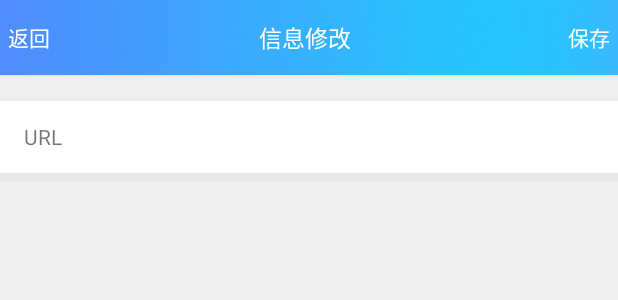
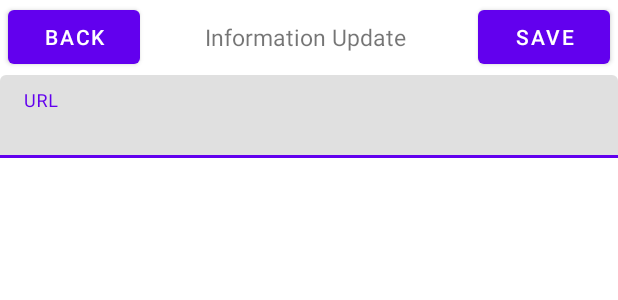
Before and after one commit to sakarie9/Extracelm11, an Android app: the layout activity_set.xml on its own in the app's theme, with its tools: preview values and no code run, on a phone screen of 412 x 824 dp. Shown: the top 300 px of the screen. Run offline under Robolectric (Android 15) with nearby library versions, the phone set to English and light mode, and no system bars.

Commit message:
1.修改 App theme 的 parent 为 DayNight theme 2.整理 Activity set 页

```diff
--- a/app/build.gradle
+++ b/app/build.gradle
@@ -31,5 +31,5 @@ dependencies {
     implementation 'com.google.code.gson:gson:2.8.6'
     implementation 'com.squareup.okhttp3:okhttp:4.2.2'
     implementation 'androidx.recyclerview:recyclerview:1.0.0'
-    implementation 'com.google.android.material:material:1.0.0'
+    implementation 'com.google.android.material:material:1.2.0-alpha01'
 }
--- a/app/src/main/res/layout/activity_set.xml
+++ b/app/src/main/res/layout/activity_set.xml
@@ -1,10 +1,8 @@
 <?xml version="1.0" encoding="utf-8"?>
 <LinearLayout xmlns:android="http://schemas.android.com/apk/res/android"
-    xmlns:app="http://schemas.android.com/apk/res-auto"
     xmlns:tools="http://schemas.android.com/tools"
     android:layout_width="match_parent"
     android:layout_height="match_parent"
-    android:background="@color/colorBackground"
     android:orientation="vertical"
     tools:context="extrace.ui.main.SetActivity">
 
@@ -13,42 +11,32 @@
         android:layout_width="match_parent"
         android:layout_height="50dp"
         android:gravity="center"
-        android:background="@drawable/bg"
         android:orientation="horizontal">
 
-        <TextView
+        <Button
             android:id="@+id/user_edit_tv_back"
             android:layout_width="wrap_content"
             android:layout_height="wrap_content"
-            android:layout_marginLeft="5dp"
-            android:clickable="true"
-            android:text="返回"
-            android:textColor="@color/white" />
+            android:layout_marginStart="5dp"
+            android:text="@string/back" />
 
         <TextView
             android:layout_width="0dp"
             android:layout_height="wrap_content"
             android:layout_weight="1"
             android:gravity="center"
-            android:text="信息修改"
-            android:textColor="@color/white"
+            android:text="@string/information_update"
             android:textSize="15sp" />
 
-
-        <TextView
+        <Button
             android:id="@+id/set_tv_save"
             android:layout_width="wrap_content"
             android:layout_height="wrap_content"
             android:layout_marginLeft="5dp"
             android:layout_marginRight="5dp"
-            android:clickable="true"
-            android:text="保存"
-            android:textColor="@color/white" />
+            android:text="@string/save" />
     </LinearLayout>
     <!--顶部区域结束-->
-
-
-
 
     <!-- 垂直滚动区 -->
     <ScrollView
@@ -57,39 +45,21 @@
 
         <LinearLayout
             android:layout_width="match_parent"
-            android:layout_height="match_parent"
+            android:layout_height="wrap_content"
             android:orientation="vertical">
 
-            <View
+            <com.google.android.material.textfield.TextInputLayout
                 android:layout_width="match_parent"
-                android:layout_height="1dp"
-                android:background="@color/colorLine" />
+                android:layout_height="wrap_content">
 
-            <RelativeLayout
-                style="@style/Bar.White.Selectable"
-                android:layout_marginTop="@dimen/activity_vertical_margin">
-
-                <TextView
-                    android:id="@+id/set_tv_url"
-                    android:layout_width="45dp"
-                    android:layout_height="wrap_content"
-                    android:layout_centerVertical="true"
-                    android:text="URL"/>
-
-                <EditText
+                <com.google.android.material.textfield.TextInputEditText
                     android:id="@+id/set_et_url"
                     android:layout_width="match_parent"
                     android:layout_height="wrap_content"
-                    android:layout_centerVertical="true"
                     android:textSize="15sp"
-                    android:layout_toRightOf="@+id/set_tv_url"
-                    android:background="@null"/>
-            </RelativeLayout>
+                    android:hint="@string/url"/>
 
-            <View
-                android:layout_width="match_parent"
-                android:layout_height="1dp"
-                android:background="@color/colorLine" />
+            </com.google.android.material.textfield.TextInputLayout>
 
             <RelativeLayout
                 style="@style/Bar.White.Selectable"
@@ -112,15 +82,6 @@
                     android:layout_toRightOf="@+id/package_first_icon"
                     android:background="@null"/>
             </RelativeLayout>
-
-            <View
-                android:layout_width="match_parent"
-                android:layout_height="1dp"
-                android:background="@color/colorLine" />
-
-
-
-
 
             <RelativeLayout
                 android:visibility="gone"
@@ -145,11 +106,6 @@
                     android:background="@null"/>
             </RelativeLayout>
 
-            <View
-                android:layout_width="match_parent"
-                android:layout_height="1dp"
-                android:background="@color/colorLine" />
-
             <RelativeLayout
                 android:visibility="gone"
                 style="@style/Bar.White.Selectable">
@@ -172,16 +128,8 @@
                     android:background="@null"/>
             </RelativeLayout>
 
-            <View
-                android:layout_width="match_parent"
-                android:layout_height="1dp"
-                android:background="@color/colorLine" />
+        </LinearLayout>
 
-
-
-
-
-        </LinearLayout>
     </ScrollView>
 
 
--- a/app/src/main/res/values/strings.xml
+++ b/app/src/main/res/values/strings.xml
@@ -166,5 +166,15 @@
     <string name="title_activity_test">TestActivity</string>
     <string name="title_activity_user_info_edit">UserInfoEditActivity</string>
     <string name="title_activity_package_edit">PackageEditActivity</string>
+    <string name="username">Username</string>
+    <string name="password">Password</string>
+    <string name="remember_password">Remember Password</string>
+    <string name="auto_login">Auto Login</string>
+    <string name="login">Login</string>
+    <string name="settings">Settings</string>
+    <string name="back">Back</string>
+    <string name="save">Save</string>
+    <string name="information_update">Information Update</string>
+    <string name="url">URL</string>
 
 </resources>
--- a/app/src/main/res/values/styles.xml
+++ b/app/src/main/res/values/styles.xml
@@ -25,7 +25,7 @@
 
 
     <!-- Application theme. -->
-    <style name="AppTheme" parent="Theme.MaterialComponents.Light.NoActionBar">
+    <style name="AppTheme" parent="Theme.MaterialComponents.DayNight.NoActionBar">
         <!-- All customizations that are NOT specific to a particular API-level can go here. -->
         <!-- ActionBar上的titel的字体颜色 -->
         <item name="titleTextColor">@color/white</item>
@@ -39,7 +39,7 @@
         <item name="android:backgroundStacked">#54BA42</item>
     </style>
 
-    <style name="AppTheme.NoActionBar" parent="Theme.MaterialComponents.Light.NoActionBar">
+    <style name="AppTheme.NoActionBar" parent="Theme.MaterialComponents.DayNight.NoActionBar">
     </style>
 
 
```
Also changed, not shown: app/src/main/AndroidManifest.xml (+3 -5 lines), app/src/main/java/extrace/ui/main/SetActivity.java (+17 -4 lines), app/src/main/res/layout/activity_login.xml (+6 -7 lines).
